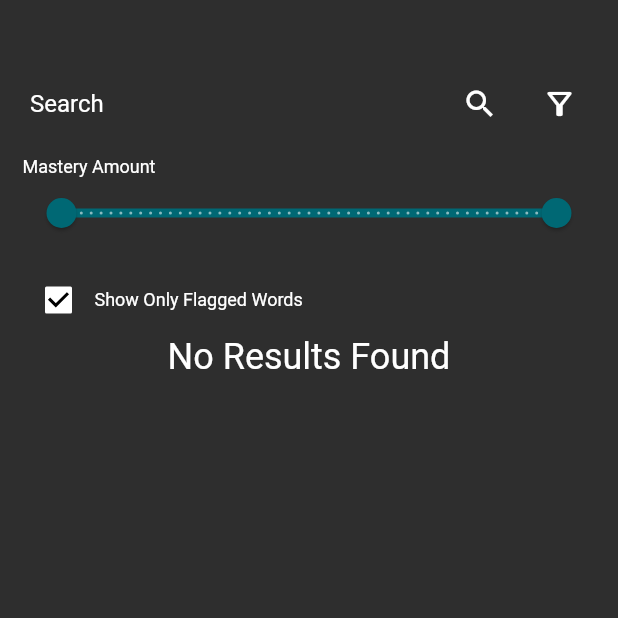
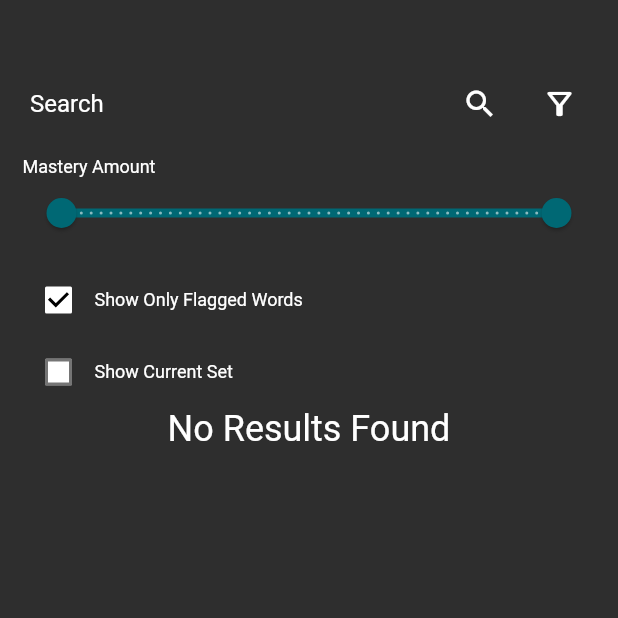
Before and after one commit to choe220/1000-spanish-words, a Flutter app: the WordsList screen opened directly with empty values, after a tap on the "filter alt" icon, after a tap on "Show Only Flagged Words", on a phone screen of 412 x 824 dp, the top half of it. Run offline on Flutter 3.47's test engine with Material 2 defaults, Android fonts, the phone set to English and light mode, and no system bars; our stand-ins replace cloud_firestore, firebase_core, flutter_tts, speech_to_text; missing offline and left inert: string_similarity; accounts and stored records are empty.

Commit message:
added show current set button and progress bar

```diff
--- a/lib/views/words_list.dart
+++ b/lib/views/words_list.dart
@@ -18,6 +18,7 @@ class _WordsListState extends State<WordsList> {
   bool _filters = false;
   RangeValues _currentRangeValues = const RangeValues(0, 100);
   bool _onlyFlagged = false;
+  bool _currentSet = false;
 
   @override
   void initState() {
@@ -31,7 +32,9 @@ class _WordsListState extends State<WordsList> {
         ? (widget.user.words + widget.user.currentSet!)
             .where((word) => word.flagged != null && word.flagged!)
             .toList()
-        : (widget.user.words + widget.user.currentSet!);
+        : _currentSet
+            ? widget.user.currentSet!
+            : (widget.user.words + widget.user.currentSet!);
     if (enteredKeyword != null && enteredKeyword.isNotEmpty) {
       results = wordPool
           .where((word) =>
@@ -141,6 +144,26 @@ class _WordsListState extends State<WordsList> {
                       ),
                     ],
                   ),
+                  Row(
+                    children: [
+                      Checkbox(
+                        fillColor: MaterialStateProperty.all(Colors.white),
+                        checkColor: Colors.black,
+                        value: _currentSet,
+                        onChanged: (value) => {
+                          setState(() => _currentSet = value!),
+                          _filter(null),
+                        },
+                      ),
+                      InkWell(
+                        onTap: () => {
+                          setState(() => _currentSet = !_currentSet),
+                          _filter(null),
+                        },
+                        child: const WhiteText('Show Current Set'),
+                      ),
+                    ],
+                  ),
                 ],
               ),
             Expanded(
@@ -159,6 +182,10 @@ class _WordsListState extends State<WordsList> {
                               Text(_foundWords[index].spanish),
                               Text(
                                   '${(_foundWords[index].mastery ?? 0) * 100} % mastery'),
+                              LinearProgressIndicator(
+                                value: _foundWords[index].mastery,
+                                semanticsLabel: 'Linear progress indicator',
+                              ),
                             ],
                           ),
                           trailing: Row(
```
